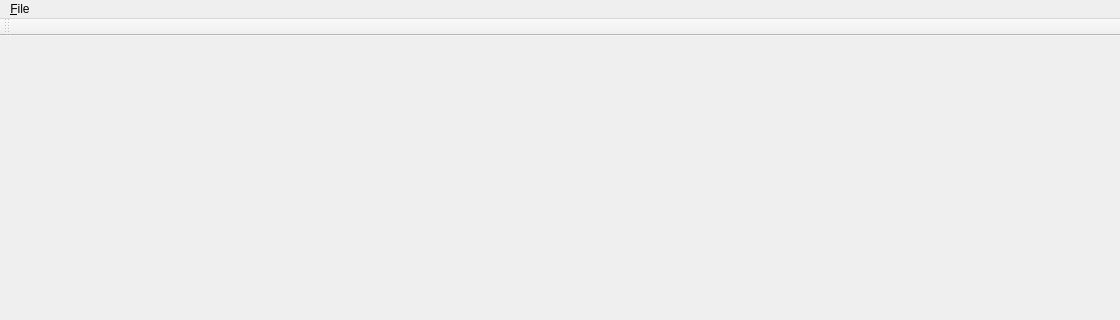
First picture: the form in ARTC/mainwindow.ui, repository byroncoughlinSr/ARTC, before the edit; both pictures show x 0 to 1120 and y 0 to 320 of the 1120 by 656 pixel window.
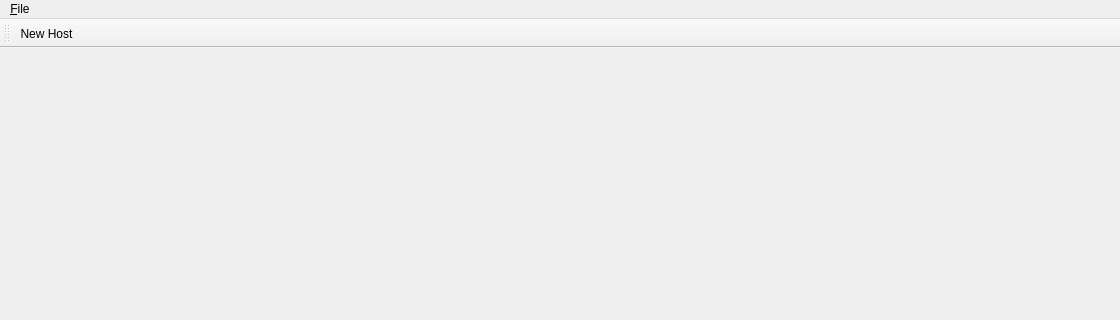
Second picture: the form after the edit. Icons and pictures are not drawn.

Diff of the .ui file:
```diff
--- a/ARTC/mainwindow.ui
+++ b/ARTC/mainwindow.ui
@@ -38,6 +38,7 @@
    <attribute name="toolBarBreak">
     <bool>false</bool>
    </attribute>
+   <addaction name="action_New_Host"/>
   </widget>
   <widget class="QStatusBar" name="statusBar"/>
   <action name="action_New_Host">
```
Left out of the diff: 10 changed lines with no effect on the pictures.
